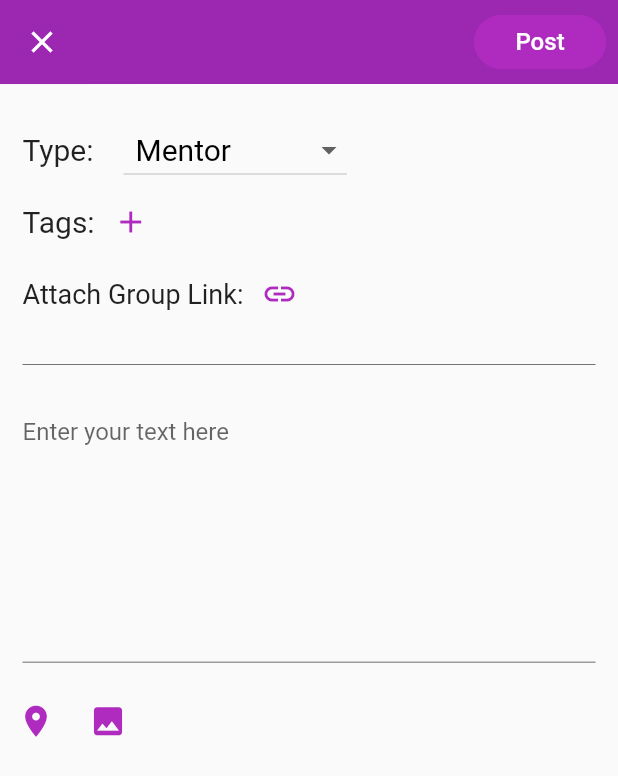
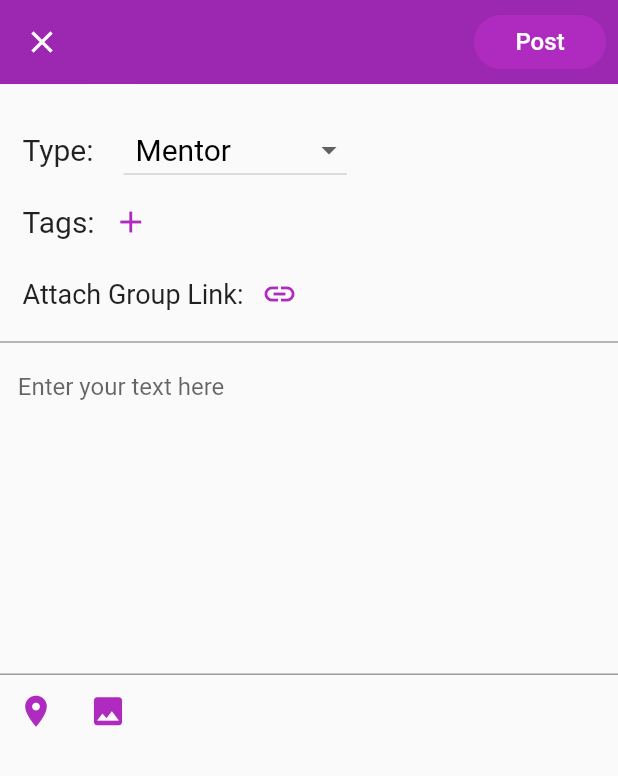
Before and after one commit to kozin00/bifrost, a Flutter app: the Post screen opened directly, on a phone screen of 412 x 824 dp. Shown: the top 776 px of the screen. Run offline on Flutter 3.47's test engine with Material 2 defaults, Android fonts, the phone set to English and light mode, and no system bars; our stand-ins replace tuple.

Commit message:
Frontend Design (Post Details Page)

```diff
--- a/lib/post.dart
+++ b/lib/post.dart
@@ -35,6 +35,7 @@ class _PostState extends State<Post> {
 
   @override
   Widget build(BuildContext context) {
+    SystemChannels.textInput.invokeMethod('TextInput.show');
     return Scaffold(
       appBar: AppBar(
         elevation: 0.1,
@@ -42,7 +43,9 @@ class _PostState extends State<Post> {
           icon: Icon(Icons.close),
           onPressed: () {
             selectedTagsList.clear();
+
             Navigator.pop(context);
+            SystemChannels.textInput.invokeMethod('TextInput.hide');
           },
         ),
         actions: <Widget>[
@@ -73,10 +76,7 @@ class _PostState extends State<Post> {
         selectType(),
         selectTags(),
         attachLink(),
-        Padding(
-          padding: const EdgeInsets.only(top: 15.0, left: 15.0, right: 15.0),
-          child: Divider(color: Colors.black54),
-        ),
+        Divider(color: Colors.black54),
         mainContent(),
         options(),
 
@@ -464,13 +464,10 @@ class _PostState extends State<Post> {
         });
   }
 
-  Padding mainContent() {
-    return Padding(
-      padding: const EdgeInsets.all(15.0),
-      child: TextField(
-        maxLines: 8,
-        decoration: InputDecoration(hintText: "Enter your text here"),
-      ),
+  TextField mainContent() {
+    return TextField(
+      maxLines: 10,
+      decoration: InputDecoration(hintText: "\t  Enter your text here"),
     );
   }
 
```
